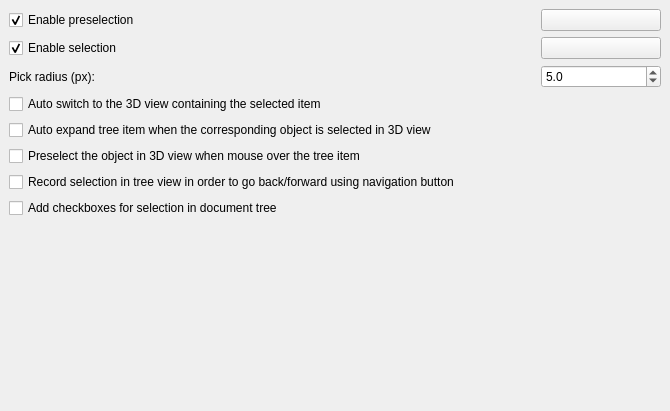
Above: src/Gui/PreferencePages/DlgSettingsSelection.ui from southseact-3d/fcd before the change. Below: the same form after it.
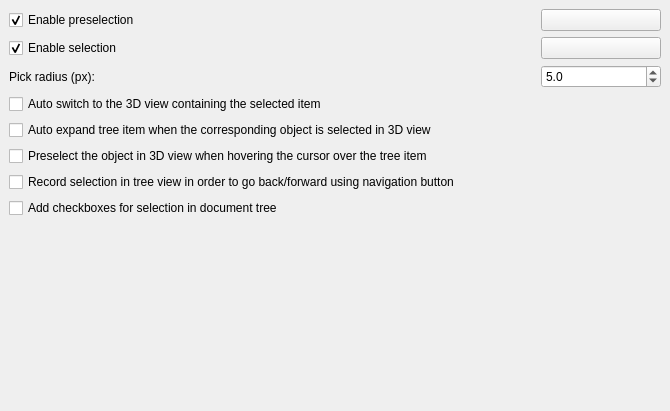
That is the form after the change. Custom widgets are drawn as their Qt base class.

Commit message:
Preselection preference text improvement (#14579)
* Update CommandView.cpp

* Update DlgSettingsSelection.ui

```diff
--- a/src/Gui/PreferencePages/DlgSettingsSelection.ui
+++ b/src/Gui/PreferencePages/DlgSettingsSelection.ui
@@ -202,7 +202,7 @@
    <item row="5" column="0" colspan="2">
     <widget class="Gui::PrefCheckBox" name="checkBoxPreselect">
      <property name="text">
-      <string>Preselect the object in 3D view when mouse over the tree item</string>
+      <string>Preselect the object in 3D view when hovering the cursor over the tree item</string>
      </property>
      <property name="prefEntry" stdset="0">
       <cstring>PreSelection</cstring>
```
The commit also changes 1 other file.
